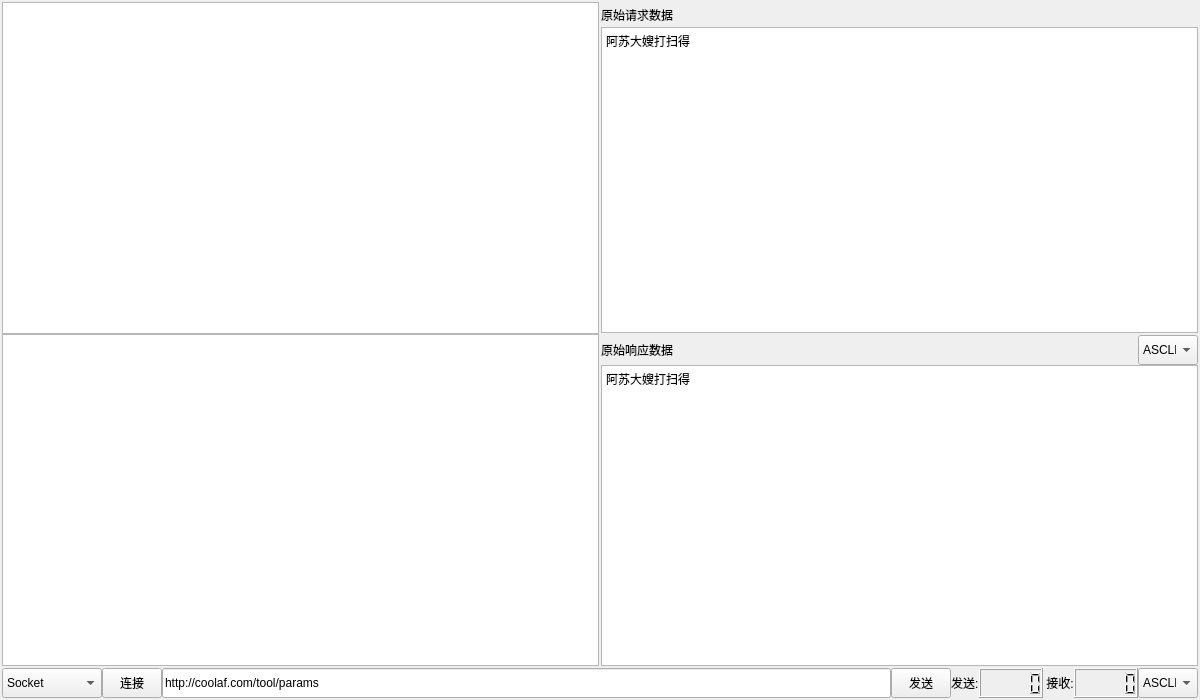
This is RequestTestTool/RequestTestTool.ui in julian-zhuang/RequestTestTool as Qt 5 draws it before an edit. The edited form follows.
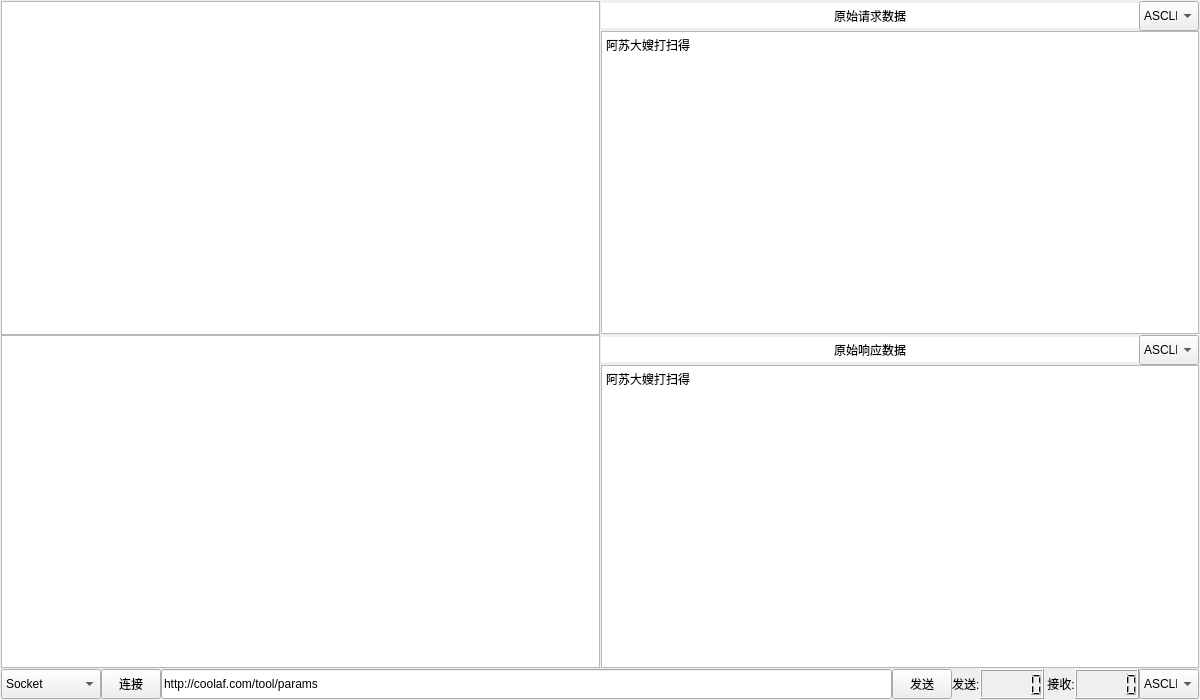
This is the edited form.

Patch:
```diff
--- a/RequestTestTool/RequestTestTool.ui
+++ b/RequestTestTool/RequestTestTool.ui
@@ -28,19 +28,19 @@
   <widget class="QWidget" name="centralWidget">
    <layout class="QGridLayout" name="gridLayout">
     <property name="leftMargin">
-     <number>2</number>
+     <number>1</number>
     </property>
     <property name="topMargin">
-     <number>2</number>
+     <number>1</number>
     </property>
     <property name="rightMargin">
-     <number>2</number>
+     <number>1</number>
     </property>
     <property name="bottomMargin">
-     <number>2</number>
+     <number>1</number>
     </property>
     <property name="spacing">
-     <number>2</number>
+     <number>1</number>
     </property>
     <item row="0" column="0" rowspan="2">
      <layout class="QVBoxLayout" name="verticalLayout">
@@ -93,9 +93,51 @@
             <height>25</height>
            </size>
           </property>
+          <property name="styleSheet">
+           <string notr="true">background-color: rgb(255, 255, 255);</string>
+          </property>
           <property name="text">
            <string>原始请求数据</string>
           </property>
+          <property name="alignment">
+           <set>Qt::AlignCenter</set>
+          </property>
+         </widget>
+        </item>
+        <item>
+         <widget class="QComboBox" name="comboBox_ShowType_3">
+          <property name="minimumSize">
+           <size>
+            <width>60</width>
+            <height>30</height>
+           </size>
+          </property>
+          <property name="maximumSize">
+           <size>
+            <width>60</width>
+            <height>30</height>
+           </size>
+          </property>
+          <item>
+           <property name="text">
+            <string>ASCLL</string>
+           </property>
+          </item>
+          <item>
+           <property name="text">
+            <string>16进制</string>
+           </property>
+          </item>
+          <item>
+           <property name="text">
+            <string>10进制</string>
+           </property>
+          </item>
+          <item>
+           <property name="text">
+            <string>2进制</string>
+           </property>
+          </item>
          </widget>
         </item>
        </layout>
@@ -143,9 +185,15 @@
             <height>25</height>
            </size>
           </property>
+          <property name="styleSheet">
+           <string notr="true">background-color: rgb(255, 255, 255);</string>
+          </property>
           <property name="text">
            <string>原始响应数据</string>
           </property>
+          <property name="alignment">
+           <set>Qt::AlignCenter</set>
+          </property>
          </widget>
         </item>
         <item>
```
Left out of the diff: 2 changed lines with no effect on the pictures.
